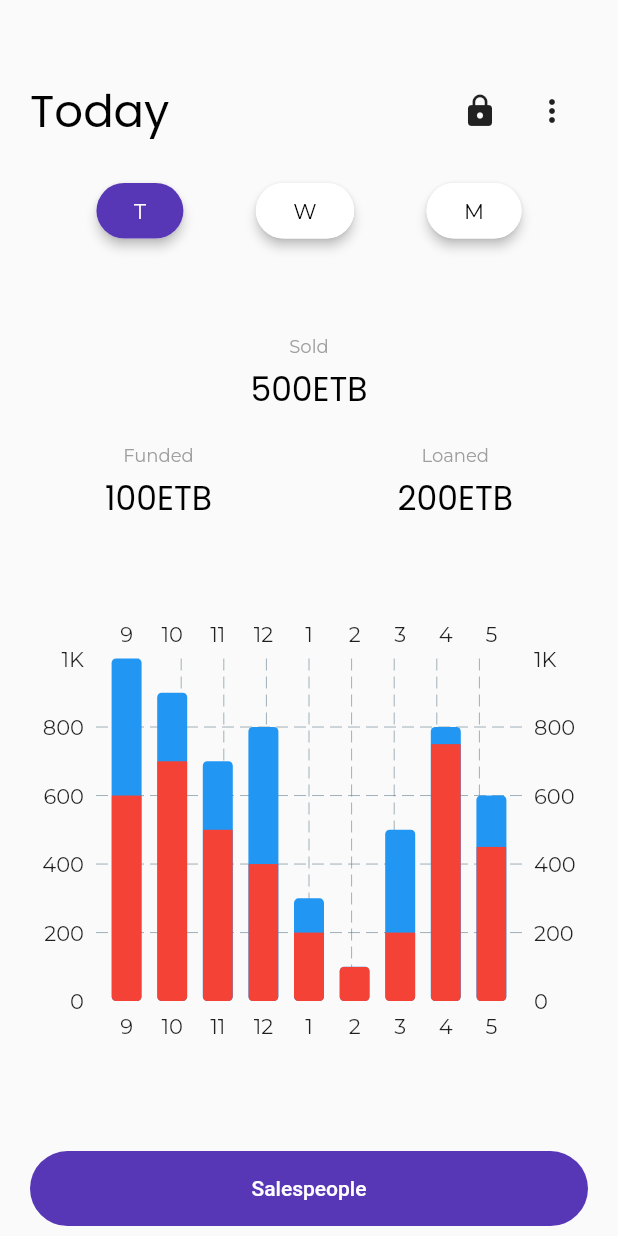
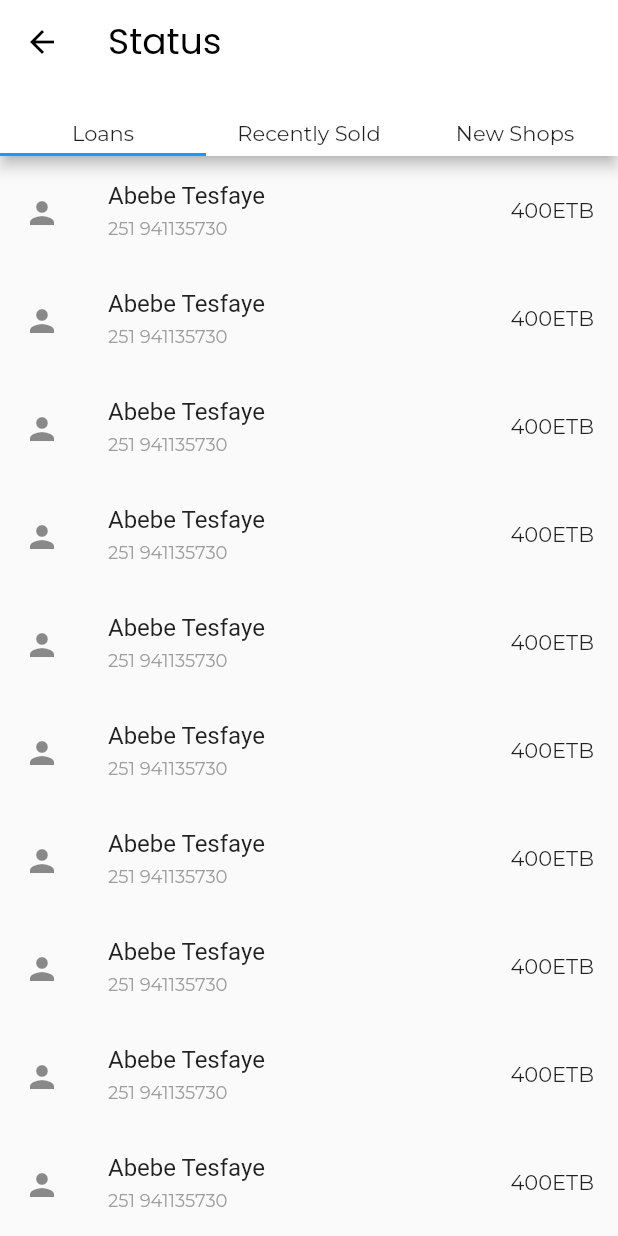
Before and after one commit to Mikiyas721/sales_tracker_admin, a Flutter app: the screen it shows after launch, after a tap on the "more vert" icon, on a phone screen of 412 x 824 dp. Run offline on Flutter 3.47's test engine with Material 2 defaults, Android fonts, the phone set to English and light mode, and no system bars; drawn by our look-alikes of fl_chart; our stand-ins replace equatable, flutter_slidable, google_fonts.

Commit message:
Added the remaining pages

```diff
--- a/lib/main.dart
+++ b/lib/main.dart
@@ -1,6 +1,11 @@
+import 'package:admin_app/presentation/pages/current_status_page.dart';
+import 'package:admin_app/presentation/pages/fund_transactions_page.dart';
 import 'package:admin_app/presentation/pages/home_page.dart';
 import 'package:admin_app/presentation/pages/new_sales_person_page.dart';
+import 'package:admin_app/presentation/pages/sale_transactions_page.dart';
 import 'package:admin_app/presentation/pages/sales_people_page.dart';
+import 'package:admin_app/presentation/pages/sales_person_shops_page.dart';
+import 'package:admin_app/presentation/pages/sales_person_status_page.dart';
 import 'package:flutter/material.dart';
 import 'package:google_fonts/google_fonts.dart';
 
@@ -45,4 +50,9 @@ final routes = {
   '/': (BuildContext context)=> HomePage(),
   '/salesPeoplePage': (BuildContext context)=> SalesPeoplePage(),
   '/newSalesPersonPage': (BuildContext context)=> NewSalesPersonPage(),
+  '/salesPersonStatusPage': (BuildContext context)=> SalesPersonStatusPage(),
+  '/salesPersonShopsPage': (BuildContext context)=> SalesPersonShopsPage(),
+  '/saleTransactionsPage': (BuildContext context)=> SaleTransactionsPage(),
+  '/fundTransactionsPage': (BuildContext context)=> FundTransactionsPage(),
+  '/currentStatusPage': (BuildContext context)=> CurrentStatusPage(),
 };
--- /dev/null
+++ b/lib/presentation/models/new_sales_view_model.dart
@@ -0,0 +1,17 @@
+import 'package:equatable/equatable.dart';
+
+class NewSalesViewModel extends Equatable{
+  final String name;
+  final String phoneNumber;
+  final String amount;
+
+  NewSalesViewModel({this.name, this.phoneNumber, this.amount});
+
+  @override
+  List<Object> get props => [
+    name,
+    phoneNumber,
+    amount,
+  ];
+
+}
--- /dev/null
+++ b/lib/presentation/models/shop_view_model.dart
@@ -0,0 +1,21 @@
+import 'package:equatable/equatable.dart';
+import 'package:flutter/material.dart';
+
+class ShopViewModel extends Equatable {
+  final String name;
+  final String phoneNumber;
+  final String location;
+
+  ShopViewModel({
+    @required this.name,
+    @required this.phoneNumber,
+    @required this.location,
+  });
+
+  @override
+  List<Object> get props => [
+    name,
+    phoneNumber,
+    location,
+  ];
+}
--- /dev/null
+++ b/lib/presentation/pages/current_status_page.dart
@@ -0,0 +1,70 @@
+import 'package:admin_app/presentation/models/new_sales_view_model.dart';
+import 'package:admin_app/presentation/models/shop_view_model.dart';
+import 'package:admin_app/presentation/views/new_shop_view.dart';
+import 'package:admin_app/presentation/views/new_sales_view.dart';
+import 'package:admin_app/presentation/views/sales_person_shop_view.dart';
+import 'package:flutter/material.dart';
+import '../../common/common.dart';
+
+class CurrentStatusPage extends StatelessWidget {
+  @override
+  Widget build(BuildContext context) {
+    return DefaultTabController(
+        length: 3,
+        child: Scaffold(
+          appBar: AppBar(
+            title: Text('Status'),
+            bottom: TabBar(
+              tabs: [
+                Text(
+                  'Loans',
+                  style: context.bodyText2,
+                ),
+                Text(
+                  'Recently Sold',
+                  style: context.bodyText2,
+                ),
+                Text(
+                  'New Shops',
+                  style: context.bodyText2,
+                ),
+              ],
+              labelPadding: 5.vPadding,
+            ),
+          ),
+          body: TabBarView(
+            children: [
+              ListView.builder(
+              itemCount: 20,
+              itemBuilder: (BuildContext context, int index) {
+                return NewSalesView(
+                  recentlySoldViewModel: NewSalesViewModel(
+                      name: 'Abebe Tesfaye',
+                      phoneNumber: '251 941135730',
+                      amount: '400'),
+                );
+              }),
+              ListView.builder(
+                  itemCount: 20,
+                  itemBuilder: (BuildContext context, int index) {
+                    return NewSalesView(
+                      recentlySoldViewModel: NewSalesViewModel(
+                          name: 'Mikiyas Tesfaye',
+                          phoneNumber: '251 941135730',
+                          amount: '500'),
+                    );
+                  }),
+              ListView.builder(
+                  itemCount: 20,
+                  itemBuilder: (BuildContext context, int count) {
+                    return NewShopView(
+                        shopViewModel: ShopViewModel(
+                            name: 'Mola Mamo',
+                            phoneNumber: '251 941135730',
+                            location: 'Lafto, AA'));
+                  })
+            ],
+          ),
+        ));
+  }
+}
--- a/lib/presentation/pages/home_page.dart
+++ b/lib/presentation/pages/home_page.dart
@@ -14,10 +14,12 @@ class HomePage extends StatelessWidget {
           child: Column(
             children: [
               50.vSpace,
+              Stack(
+                children: [
                   SalesStatusView(
-                  onToday: (bool isActive){},
-                  onThisWeek: (bool isActive){},
-                  onThisMonth: (bool isActive){},
+                      onToday: (bool isActive) {},
+                      onThisWeek: (bool isActive) {},
+                      onThisMonth: (bool isActive) {},
                       salesStatusViewModel: SalesStatusViewModel(
                           title: 'Today',
                           activeButtonIndex: 0,
@@ -25,18 +27,37 @@ class HomePage extends StatelessWidget {
                           fundedAmount: '100',
                           loanedAmount: '200',
                           bars: [
-                        BarData(x:9, barHeight:1000, stackHeight:600),
-                        BarData(x:10, barHeight:900, stackHeight:700),
-                        BarData(x:11, barHeight:700, stackHeight:500),
-                        BarData(x:12, barHeight:800, stackHeight:400),
-                        BarData(x:1, barHeight:300, stackHeight:200),
-                        BarData(x:2, barHeight:100, stackHeight:100),
-                        BarData(x:3, barHeight:500, stackHeight:200),
-                        BarData(x:4, barHeight:800, stackHeight:750),
-                        BarData(x:5, barHeight:600, stackHeight:450),
+                            BarData(x: 9, barHeight: 1000, stackHeight: 600),
+                            BarData(x: 10, barHeight: 900, stackHeight: 700),
+                            BarData(x: 11, barHeight: 700, stackHeight: 500),
+                            BarData(x: 12, barHeight: 800, stackHeight: 400),
+                            BarData(x: 1, barHeight: 300, stackHeight: 200),
+                            BarData(x: 2, barHeight: 100, stackHeight: 100),
+                            BarData(x: 3, barHeight: 500, stackHeight: 200),
+                            BarData(x: 4, barHeight: 800, stackHeight: 750),
+                            BarData(x: 5, barHeight: 600, stackHeight: 450),
                           ])),
+                  Align(
+                    alignment: Alignment.topCenter,
+                    child: Row(
+                      mainAxisAlignment: MainAxisAlignment.end,
+                      children: [
+                        IconButton(icon: Icon(Icons.lock), onPressed: () {}),
+                        IconButton(
+                          icon: Icon(Icons.more_vert),
+                          onPressed: () {
+                            Navigator.pushNamed(context, '/currentStatusPage');
+                          },
+                        )
+                      ],
+                    ),
+                  ),
+                ],
+              ),
               70.vSpace,
-              MyActionButton(label: 'Salespeople', onSubmit: () {
+              MyActionButton(
+                  label: 'Salespeople',
+                  onSubmit: () {
                     Navigator.pushNamed(context, '/salesPeoplePage');
                   }),
               25.vSpace
--- /dev/null
+++ b/lib/presentation/views/new_sales_view.dart
@@ -0,0 +1,24 @@
+import 'package:admin_app/presentation/models/new_sales_view_model.dart';
+import 'package:flutter/material.dart';
+
+class NewSalesView extends StatelessWidget {
+  final NewSalesViewModel recentlySoldViewModel;
+
+  const NewSalesView({Key key, this.recentlySoldViewModel})
+      : super(key: key);
+
+  @override
+  Widget build(BuildContext context) {
+    return ListTile(
+        leading: Padding(
+          padding: const EdgeInsets.only(top: 10),
+          child: Icon(Icons.person),
+        ),
+        title: Text(recentlySoldViewModel.name),
+        subtitle: Text(
+          recentlySoldViewModel.phoneNumber,
+          style: TextStyle(color: Colors.grey, fontSize: 12),
+        ),
+        trailing: Text('${recentlySoldViewModel.amount}ETB'));
+  }
+}
--- a/lib/presentation/views/sales_status_view.dart
+++ b/lib/presentation/views/sales_status_view.dart
@@ -28,14 +28,6 @@ class SalesStatusView extends StatelessWidget {
               salesStatusViewModel.title,
               style: context.headline2,
             ),
-            Spacer(),
-            IconButton(icon: Icon(Icons.lock), onPressed: () {}),
-            IconButton(
-              icon: Icon(Icons.more_vert),
-              onPressed: () {
-                Navigator.pushNamed(context, 'routeName');
-              },
-            )
           ],
         ),
         Padding(
--- a/pubspec.yaml
+++ b/pubspec.yaml
@@ -31,6 +31,7 @@ dependencies:
   google_fonts: ^1.1.2
   equatable: ^1.2.5
   fl_chart: ^0.12.3
+  flutter_slidable: ^0.5.7
 
 dev_dependencies:
   flutter_test:
```
Also changed, not shown: lib/presentation/models/fund_transaction_view_model.dart (added, +21 -0 lines), lib/presentation/models/sale_transaction_view_model.dart (added, +24 -0 lines), lib/presentation/pages/fund_transactions_page.dart (added, +29 -0 lines), lib/presentation/pages/sale_transactions_page.dart (added, +30 -0 lines), lib/presentation/pages/sales_person_shops_page.dart (added, +31 -0 lines), lib/presentation/pages/sales_person_status_page.dart (added, +61 -0 lines), lib/presentation/views/fund_transaction_view.dart (added, +76 -0 lines), lib/presentation/views/new_shop_view.dart (added, +25 -0 lines), lib/presentation/views/sale_transaction_view.dart (added, +63 -0 lines), lib/presentation/views/sales_person_shop_view.dart (added, +54 -0 lines), lib/presentation/views/sales_person_view.dart (+6 -1 lines), pubspec.lock. Lines whose indentation alone changed are shown as unchanged.
